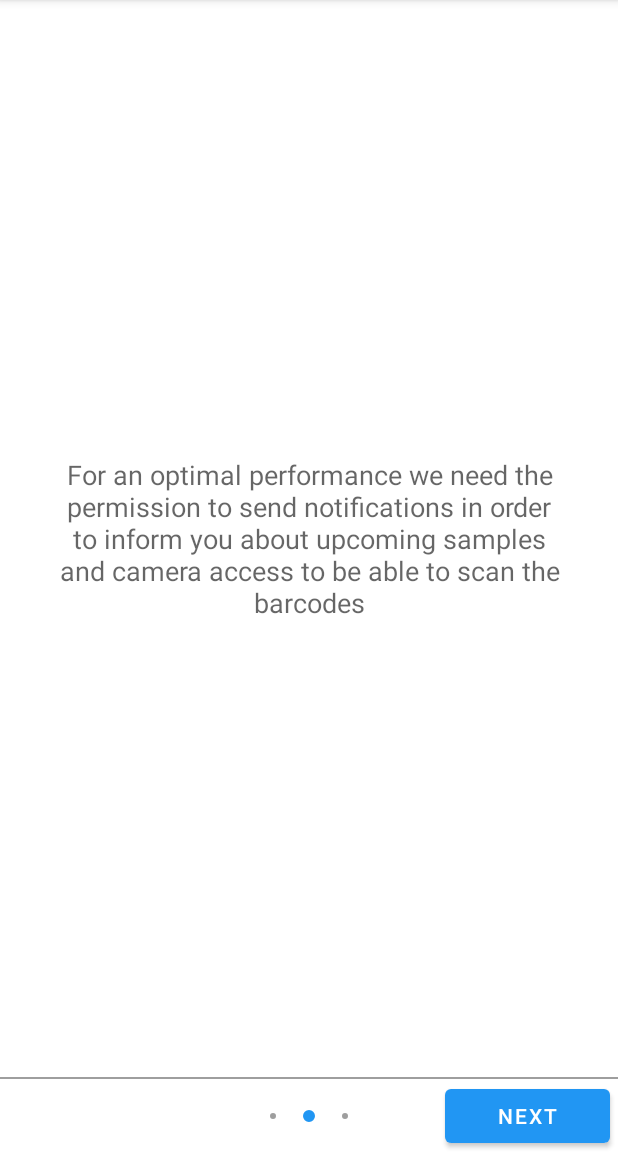
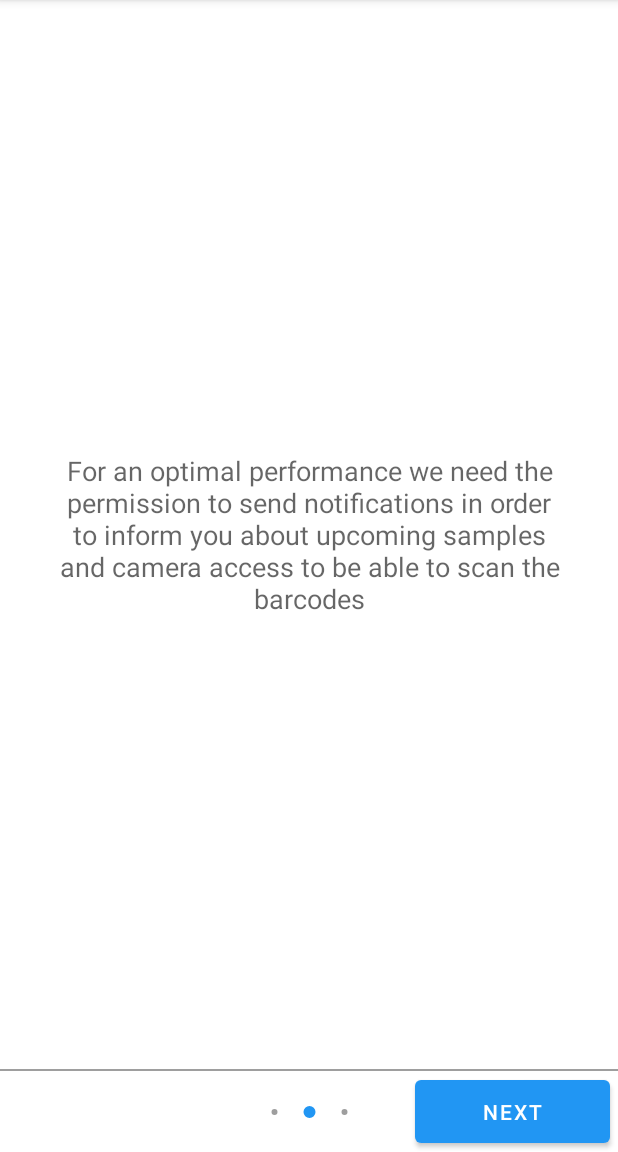
Before and after one commit to mad-lab-fau/carwatch-android, an Android app: the SlideShowActivity screen opened directly, with no data from a screen before it, after a tap on "NEXT", on a phone screen of 412 x 824 dp, the part 84-1236 px from its top. Run offline under Robolectric (Android 15) with nearby library versions, the light colour scheme and no system bars; our stand-ins replace navigation-ui; libraries missing offline, so code that uses them is left out: com.google.mlkit.vision, com.orhanobut.logger; 3 statements that could not run were skipped.

Commit message:
adjusted slide show navigation bar size and button texts

```diff
--- a/app/src/main/java/de/fau/cs/mad/carwatch/ui/onboarding/SlideShowActivity.java
+++ b/app/src/main/java/de/fau/cs/mad/carwatch/ui/onboarding/SlideShowActivity.java
@@ -128,8 +128,8 @@ public class SlideShowActivity extends AppCompatActivity {
 
     private void addSlide(int position, WelcomeSlide slide) {
         slides.add(position, slide);
-        tabDots.addTab(tabDots.newTab());
-        disableTabDotOnClick(position);
+        tabDots.addTab(tabDots.newTab(), position);
+        prepareTabDot(position);
     }
 
     private void replaceFragment(Fragment fragment) {
@@ -146,9 +146,21 @@ public class SlideShowActivity extends AppCompatActivity {
         }
     }
 
-    private void disableTabDotOnClick(int position) {
+    private void prepareTabDot(int position) {
         LinearLayout tabStrip = ((LinearLayout) tabDots.getChildAt(0));
-        tabStrip.getChildAt(position).setOnTouchListener((v, event) -> true);
+        View tab = tabStrip.getChildAt(position);
+
+        // disable onclick
+        tab.setOnTouchListener((v, event) -> true);
+
+        // decrease space between dots
+        LinearLayout.LayoutParams params = (LinearLayout.LayoutParams) tab.getLayoutParams();
+        params.weight = 0;
+        params.width = 15;
+        params.setMarginStart(10);
+        params.setMarginEnd(10);
+        tab.setLayoutParams(params);
+        tabDots.requestLayout();
     }
 
     private void finishSlideShow() {
--- a/app/src/main/res/layout/activity_slide_show.xml
+++ b/app/src/main/res/layout/activity_slide_show.xml
@@ -11,7 +11,7 @@
         android:name="de.fau.cs.mad.carwatch.ui.onboarding.steps.WelcomeText"
         android:layout_width="match_parent"
         android:layout_height="match_parent"
-        android:layout_marginBottom="50dp"
+        android:layout_marginBottom="55dp"
         app:layout_constraintEnd_toEndOf="parent"
         app:layout_constraintStart_toStartOf="parent"
         app:layout_constraintTop_toTopOf="parent"
@@ -20,7 +20,7 @@
     <LinearLayout
         android:id="@+id/slide_navigation"
         android:layout_width="match_parent"
-        android:layout_height="50dp"
+        android:layout_height="55dp"
         android:orientation="vertical"
         app:layout_constraintBottom_toBottomOf="parent">
 
@@ -45,9 +45,10 @@
 
             <Button
                 android:id="@+id/btn_skip_slides"
-                android:layout_width="110dp"
-                android:layout_height="wrap_content"
+                android:layout_width="130dp"
+                android:layout_height="54dp"
                 android:layout_margin="5dp"
+                android:paddingHorizontal="0dp"
                 android:text="@string/btn_skip_all"
                 android:visibility="invisible"
                 app:layout_constraintBottom_toBottomOf="parent"
@@ -69,8 +70,8 @@
 
             <Button
                 android:id="@+id/btn_next_slide"
-                android:layout_width="110dp"
-                android:layout_height="wrap_content"
+                android:layout_width="130dp"
+                android:layout_height="54dp"
                 android:layout_margin="5dp"
                 android:text="@string/btn_next"
                 app:layout_constraintBottom_toBottomOf="parent"
--- a/app/src/main/res/values/strings.xml
+++ b/app/src/main/res/values/strings.xml
@@ -55,7 +55,7 @@
 
     <!-- Slide Show Activity -->
     <string name="btn_next">Next</string>
-    <string name="btn_skip_all">Skip all</string>
+    <string name="btn_skip_all">Skip tutorial</string>
     <string name="headline_welcome">Welcome to CARWatch!</string>
     <string name="message_permission_request">For an optimal performance we need the permission to send notifications in order to inform you about upcoming samples and camera access to be able to scan the barcodes</string>
 
```
Also changed, not shown: 2 other files.
